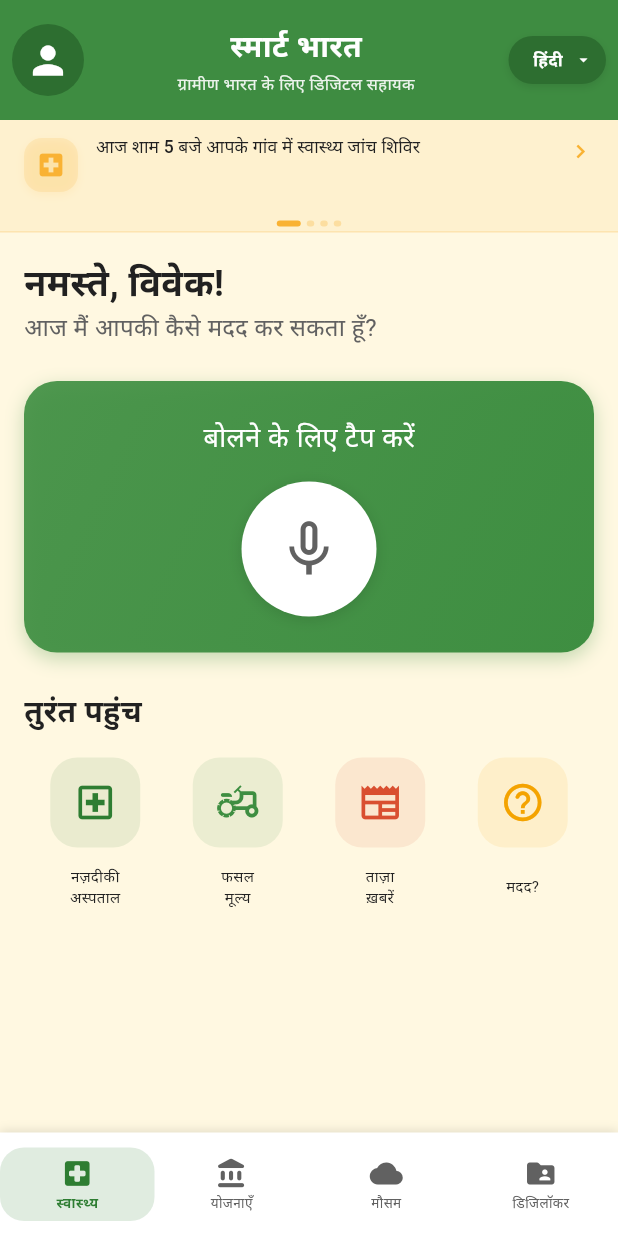
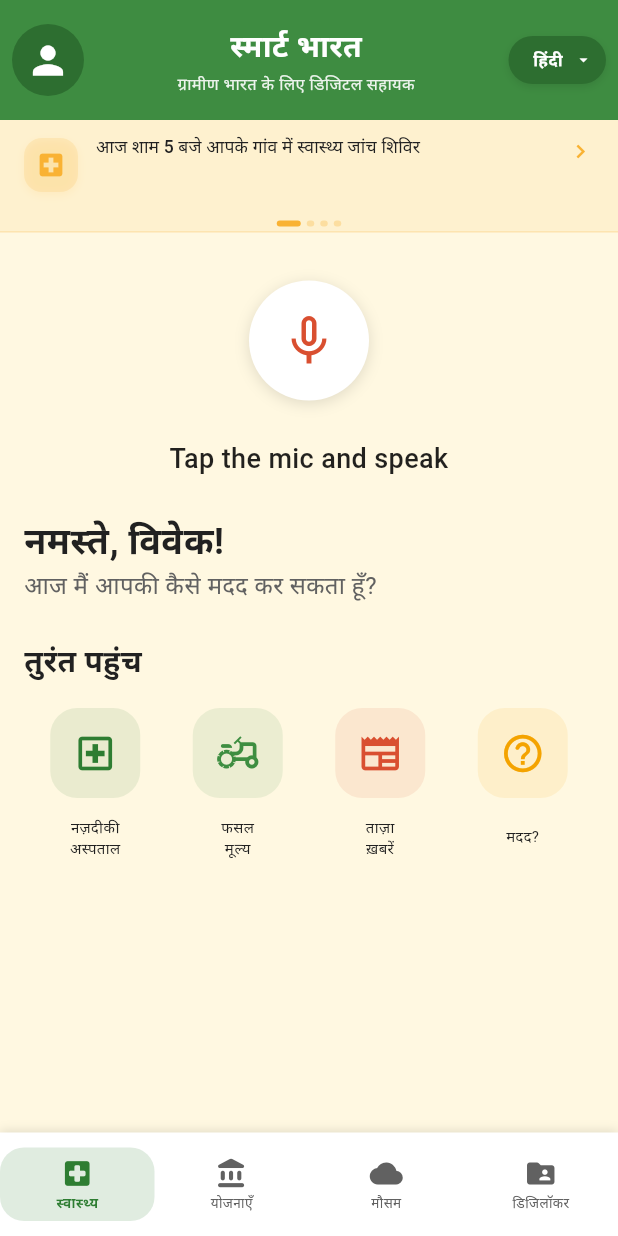
Before and after one commit to Vivek3825/SmartBharat, a Flutter app: the HomePage screen opened by its route, on a phone screen of 412 x 824 dp. Run offline on Flutter 3.47's test engine with Material 3 defaults, Android fonts, the phone set to English and light mode, and no system bars; our stand-ins replace shared_preferences, speech_to_text; accounts and stored records are empty.

Commit message:
gimini working

```diff
--- a/lib/home.dart
+++ b/lib/home.dart
@@ -1,9 +1,12 @@
 import 'dart:async';
 import 'package:flutter/material.dart';
 import 'package:provider/provider.dart';
+import 'package:speech_to_text/speech_to_text.dart' as stt;
 import 'providers/language_provider.dart';
 import 'widgets/localized_text.dart';
 import 'profile.dart';
+import 'voice_assistant.dart';
+import 'page_router.dart';
 
 class HomePage extends StatefulWidget {
   const HomePage({super.key});
@@ -14,7 +17,6 @@ class HomePage extends StatefulWidget {
 
 class _HomePageState extends State<HomePage> {
   int _selectedIndex = 0;
-  bool _isListening = false;
 
   // Alert banner variables
   int _currentAlertIndex = 0;
@@ -33,6 +35,12 @@ class _HomePageState extends State<HomePage> {
   final Color cardColor = Color(0xFFFFFFFF); // White
   final Color textPrimary = Color(0xFF212121); // Charcoal Black
   final Color textSecondary = Color(0xFF616161); // Muted Gray
+
+  stt.SpeechToText _speech = stt.SpeechToText();
+  bool _isListening = false;
+  String _recognizedText = '';
+  String _geminiResponse = '';
+  bool _isLoadingGemini = false;
 
   @override
   void initState() {
@@ -126,6 +134,67 @@ class _HomePageState extends State<HomePage> {
     });
   }
 
+  Future<void> _listen() async {
+    if (!_isListening) {
+      bool available = await _speech.initialize(
+        onStatus: (val) => setState(() {
+          if (val == 'done' || val == 'notListening') _isListening = false;
+        }),
+        onError: (val) => setState(() => _isListening = false),
+      );
+      if (available) {
+        setState(() => _isListening = true);
+        _speech.listen(
+          listenMode: stt.ListenMode.dictation,
+          onResult: (val) async {
+            setState(() {
+              _recognizedText = val.recognizedWords;
+            });
+            if (!_speech.isListening && _recognizedText.isNotEmpty) {
+              setState(() {
+                _isLoadingGemini = true;
+              });
+              final response = await GeminiApi.getGeminiResponse(_recognizedText);
+              setState(() {
+                _isLoadingGemini = false;
+              });
+              await _handleGeminiResponse(response);
+            }
+          },
+          cancelOnError: true,
+        );
+      } else {
+        setState(() => _isListening = false);
+        ScaffoldMessenger.of(context).showSnackBar(
+          const SnackBar(content: Text('Speech recognition unavailable on this device or permission denied.')),
+        );
+      }
+    } else {
+      setState(() => _isListening = false);
+      _speech.stop();
+    }
+  }
+
+  Future<void> _handleGeminiResponse(String geminiResponse) async {
+    final route = getPageRouteByTopic(context, geminiResponse);
+    if (route != null) {
+      Navigator.of(context).push(route);
+    } else {
+      // Get selected language from provider
+      final languageProvider = Provider.of<LanguageProvider>(context, listen: false);
+      final userLanguage = languageProvider.currentLanguageName;
+      setState(() {
+        _geminiResponse = '';
+        _isLoadingGemini = true;
+      });
+      final shortResponse = await GeminiApi.getGeminiResponse(_recognizedText, languageCode: userLanguage);
+      setState(() {
+        _geminiResponse = shortResponse;
+        _isLoadingGemini = false;
+      });
+    }
+  }
+
   @override
   Widget build(BuildContext context) {
     // Get screen width for responsive design
@@ -146,6 +215,7 @@ class _HomePageState extends State<HomePage> {
             child: Padding(
               padding: const EdgeInsets.symmetric(horizontal: 8.0),
               child: Row(
+                mainAxisAlignment: MainAxisAlignment.spaceBetween,
                 children: [
                   // Profile Icon - slightly reduced size with navigation
                   CircleAvatar(
@@ -260,6 +330,70 @@ class _HomePageState extends State<HomePage> {
           // Replace the existing alert banner with the new sliding version
           _buildSlidingAlertBanner(isTamil, screenWidth, languageProvider),
 
+          // Centered mic button with recognized text below
+          SizedBox(height: 32),
+          Center(
+            child: Column(
+              children: [
+                GestureDetector(
+                  onTap: _listen,
+                  child: Container(
+                    height: 80,
+                    width: 80,
+                    decoration: BoxDecoration(
+                      color: _isListening ? accentColor.withOpacity(0.8) : Colors.white,
+                      shape: BoxShape.circle,
+                      boxShadow: [
+                        BoxShadow(
+                          color: Colors.black12,
+                          blurRadius: 8,
+                          offset: Offset(0, 2),
+                        )
+                      ],
+                    ),
+                    child: Icon(
+                      _isListening ? Icons.mic : Icons.mic_none,
+                      size: 40,
+                      color: _isListening ? Colors.white : accentColor,
+                    ),
+                  ),
+                ),
+                const SizedBox(height: 18),
+                // Show recognized speech text
+                Container(
+                  padding: const EdgeInsets.symmetric(horizontal: 16, vertical: 8),
+                  child: Text(
+                    _recognizedText.isNotEmpty
+                        ? _recognizedText
+                        : (_isListening ? 'Listening...' : 'Tap the mic and speak'),
+                    style: TextStyle(fontSize: 18, color: Colors.black87, fontWeight: FontWeight.w500),
+                    textAlign: TextAlign.center,
+                  ),
+                ),
+                if (_isLoadingGemini)
+                  const Padding(
+                    padding: EdgeInsets.all(8.0),
+                    child: CircularProgressIndicator(),
+                  ),
+                if (_geminiResponse.isNotEmpty)
+                  Container(
+                    margin: const EdgeInsets.symmetric(vertical: 12, horizontal: 16),
+                    padding: const EdgeInsets.all(12),
+                    decoration: BoxDecoration(
+                      color: Colors.grey.shade100,
+                      borderRadius: BorderRadius.circular(12),
+                      border: Border.all(color: Colors.grey.shade300),
+                    ),
+                    child: Text(
+                      _geminiResponse,
+                      style: const TextStyle(fontSize: 16, color: Colors.black87),
+                      textAlign: TextAlign.center,
+                    ),
+                  ),
+              ],
+            ),
+          ),
+
           // Main content area with scroll view
           Expanded(
             child: SingleChildScrollView(
@@ -284,69 +418,6 @@ class _HomePageState extends State<HomePage> {
                       color: textSecondary,
                     ),
                     textAlign: TextAlign.start,
-                  ),
-
-                  SizedBox(height: 24),
-
-                  // Voice Assistant Section
-                  Container(
-                    padding: EdgeInsets.symmetric(vertical: 24),
-                    width: double.infinity,
-                    decoration: BoxDecoration(
-                      gradient: LinearGradient(
-                        colors: [primaryColor.withOpacity(0.9), primaryColor],
-                        begin: Alignment.topLeft,
-                        end: Alignment.bottomRight,
-                      ),
-                      borderRadius: BorderRadius.circular(22),
-                      boxShadow: [
-                        BoxShadow(
-                          color: primaryColor.withOpacity(0.3),
-                          blurRadius: 10,
-                          offset: Offset(0, 4),
-                        )
-                      ],
-                    ),
-                    child: Column(
-                      children: [
-                        LocalizedText(
-                          translationKey: _isListening ? 'listening' : 'tapToSpeak',
-                          style: TextStyle(
-                            color: Colors.white,
-                            fontSize: screenWidth < 360 ? 16 : 18,
-                            fontWeight: FontWeight.w500,
-                          ),
-                        ),
-                        SizedBox(height: 16),
-                        GestureDetector(
-                          onTap: () {
-                            setState(() {
-                              _isListening = !_isListening;
-                            });
-                          },
-                          child: Container(
-                            height: screenWidth < 360 ? 80 : 90,
-                            width: screenWidth < 360 ? 80 : 90,
-                            decoration: BoxDecoration(
-                              color: Colors.white,
-                              shape: BoxShape.circle,
-                              boxShadow: [
-                                BoxShadow(
-                                  color: Colors.black12,
-                                  blurRadius: 8,
-                                  offset: Offset(0, 2),
-                                )
-                              ],
-                            ),
-                            child: Icon(
-                              _isListening ? Icons.mic : Icons.mic_none,
-                              size: screenWidth < 360 ? 40 : 45,
-                              color: _isListening ? accentColor : textSecondary,
-                            ),
-                          ),
-                        ),
-                      ],
-                    ),
                   ),
 
                   SizedBox(height: 24),
--- a/pubspec.yaml
+++ b/pubspec.yaml
@@ -38,6 +38,10 @@ dependencies:
   # Added for language management system
   provider: ^6.0.5
   shared_preferences: ^2.1.1
+  flutter_tts: ^4.0.2
+  permission_handler: ^11.3.0
+  http: ^1.2.1
+  speech_to_text: ^7.0.0
 
 dev_dependencies:
   flutter_test:
```
Also changed, not shown: lib/crop_prices.dart (added, +13 -0 lines), lib/digilocker.dart (added, +13 -0 lines), lib/health.dart (added, +13 -0 lines), lib/help.dart (added, +13 -0 lines), lib/nearby_hospitals.dart (added, +13 -0 lines), lib/news_update.dart (added, +13 -0 lines), lib/page_router.dart (added, +32 -0 lines), lib/schemes.dart (added, +13 -0 lines), lib/voice_assistant.dart (added, +43 -0 lines), lib/voice_assistant_page.dart (added, +26 -0 lines), lib/weather.dart (added, +13 -0 lines), pubspec.lock, 5 other files.
